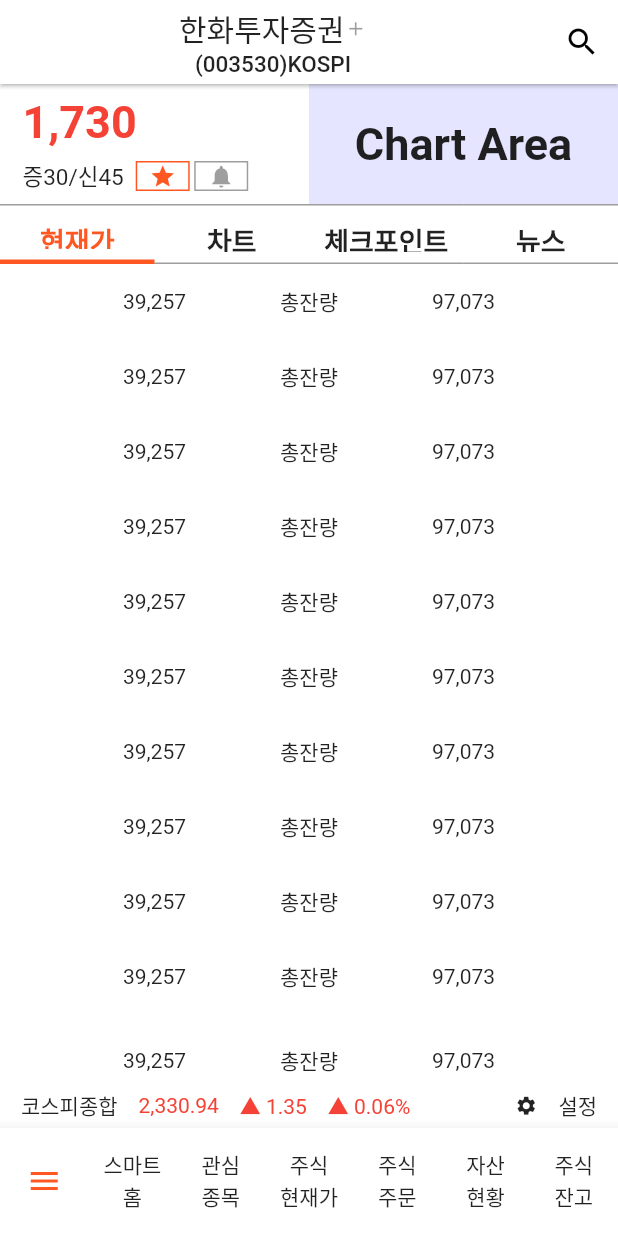
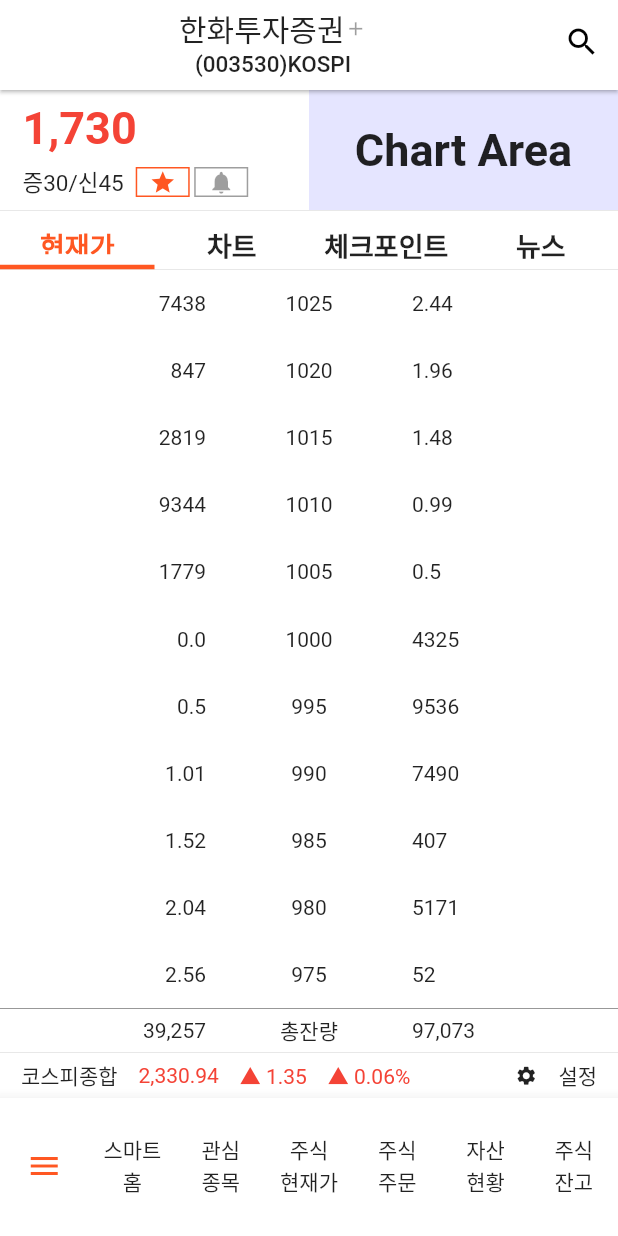
Before and after one commit to cheonbrave/smartm, a Flutter app: the screen it shows after launch, on a phone screen of 412 x 824 dp. Run offline on Flutter 3.47's test engine with Material 2 defaults, Android fonts, the phone set to English and light mode, and no system bars.

Commit message:
오오미
오오미

```diff
--- a/lib/tap_page.dart
+++ b/lib/common/tap_page.dart
@@ -1,5 +1,6 @@
 import 'package:flutter/material.dart';
-import 'package:smartm/demo_page.dart';
+import 'package:smartm/pages/demo_page.dart';
+import 'package:smartm/pages/demo_page2.dart';
 
 class TapPage extends StatefulWidget {
 
@@ -16,13 +17,13 @@ class _TapPageState extends State<TapPage> {
   int _selectedIdx = 0;
 
   List _pages = [
-    DemoPage(), // 0
-    DemoPage(), // 1
-    DemoPage(), // 2
+    DemoPage2(txt: "메뉴"), // 0
+    DemoPage2(txt: "스마트 홈"), // 1
+    DemoPage2(txt: "관심 종목"), // 2
     DemoPage(), // 3
-    DemoPage(), // 4
-    DemoPage(), // 5
-    DemoPage(), // 6
+    DemoPage2(txt: "주식 주문"), // 4
+    DemoPage2(txt: "자산 현황"), // 5
+    DemoPage2(txt: "주식 잔고"), // 6
   ];
 
   @override
@@ -34,13 +35,14 @@ class _TapPageState extends State<TapPage> {
       widget.tapIndex = null;
     }
 
-    var height = 13.0;
-
     return Scaffold(
         body: Center(
           child: _pages[_selectedIdx],
         ),
-        bottomNavigationBar: BottomNavigationBar(
+        bottomNavigationBar:
+        SizedBox(
+        height: 92,
+        child: BottomNavigationBar(
           type: BottomNavigationBarType.fixed,
           backgroundColor: Colors.white,
           showSelectedLabels: false,
@@ -87,6 +89,9 @@ class _TapPageState extends State<TapPage> {
 
           ],
         )
+        )
+
+
     );
   }
 
--- a/lib/demo_page.dart
+++ /dev/null
@@ -1,61 +0,0 @@
-import 'package:flutter/material.dart';
-import 'package:flutter/rendering.dart';
-import 'package:smartm/demo_page_body.dart';
-import 'package:smartm/demo_page_footer.dart';
-import 'package:smartm/demo_page_header.dart';
-
-class DemoPage extends StatefulWidget {
-  @override
-  _DemoPageState createState() => _DemoPageState();
-}
-
-class _DemoPageState extends State<DemoPage> {
-
-  @override
-  Widget build(BuildContext context) {
-
-    return Scaffold(
-      appBar: AppBar(
-        centerTitle: true,
-        title:Column(
-          children: <Widget>[
-            Row(
-              mainAxisAlignment: MainAxisAlignment.center,
-              children: <Widget>[
-                Text("한화투자증권", style: TextStyle(fontSize: 20.0)),
-                Icon(Icons.add, size: 15.0, color: Colors.black38,)
-              ],
-            ),
-            Text("(003530)KOSPI", style: TextStyle(fontSize: 15.0))
-          ],
-        ),
-        elevation: 1.0,
-        actions: <Widget>[
-          IconButton(
-            icon: Icon(Icons.search),
-            onPressed: (){
-            },
-          ),
-        ],
-      ),
-      body: _makeBody(),
-      backgroundColor: Colors.white,
-    );
-  }
-
-  Widget _makeBody() {
-    return Scaffold(
-      backgroundColor: Colors.white,
-      body: SafeArea( // 아이폰 노치 디자인 대응
-        child: Column(
-          crossAxisAlignment: CrossAxisAlignment.stretch,
-          children: <Widget>[
-            DemoPageHeader(),
-            DemoPageBody(),
-            DemoPageFooter()
-          ],
-        )
-      ),
-    );
-  }
-}
--- a/lib/demo_page_body.dart
+++ /dev/null
@@ -1,65 +0,0 @@
-import 'package:flutter/material.dart';
-
-class DemoPageBody extends StatefulWidget {
-  @override
-  _DemoPageBodyState createState() => _DemoPageBodyState();
-}
-
-class _DemoPageBodyState extends State<DemoPageBody> {
-
-  // 임시방편으로 5번째 인덱스부터 리스트가 보이도록 하기위한 조치
-  ScrollController _scrollController;
-  double _itemSize = 50.0;
-
-  @override
-  void initState() {
-    super.initState();
-    _scrollController = ScrollController(initialScrollOffset: _itemSize * 5);
-  }
-
-  @override
-  Widget build(BuildContext context) {
-    return Expanded(
-      child: ListView.builder(
-        controller: _scrollController,
-        itemCount: 20,
-        itemExtent: _itemSize,
-        itemBuilder: (context, index) {
-          return Row(
-            children: <Widget>[
-              Expanded(
-                flex:1,
-                child: Container(
-                  child: Text("", textAlign: TextAlign.center,),
-                ),
-              ),
-              Expanded(
-                flex:1,
-                child: Container(
-                  child: Text("39,257", textAlign: TextAlign.center,),
-                ),
-              ),
-              Expanded(
-                flex:2,
-                child: Container(
-                  child: Text("총잔량", textAlign: TextAlign.center,),
-                ),
-              ),
-              Expanded(
-                flex:1,
-                child: Container(
-                  child: Text("97,073", textAlign: TextAlign.center,),
-                ),
-              ),Expanded(
-                flex:1,
-                child: Container(
-                  child: Text("", textAlign: TextAlign.center,),
-                ),
-              ),
-            ],
-          );
-        },
-      ),
-    );
-  }
-}
--- a/lib/main.dart
+++ b/lib/main.dart
@@ -1,5 +1,5 @@
 import 'package:flutter/material.dart';
-import 'package:smartm/tap_page.dart';
+import 'package:smartm/common/tap_page.dart';
 
 void main() => runApp(MyApp());
 
--- /dev/null
+++ b/lib/pages/datas/price_info.dart
@@ -0,0 +1,21 @@
+class PriceInfo{
+  double term;   // 호가
+  double start;  // 시가
+  double top;    // 고가
+  double bottom; // 저가
+  double end;    // 종가
+
+  double top52;     // 52주 고
+  double bottom52;  // 52주 저
+  double vi;        // vi 기준
+  double vi_up;     // 상승 vi
+  double vi_down;   // 하락 vi
+  double pre_trade_amount;  // 전일 거래량
+  double pre_end;   // 전일 종가
+}
+
+class PriceRow{
+  double waitAmount;
+  double price;
+  double ratio;
+}
--- /dev/null
+++ b/lib/pages/demo_page.dart
@@ -0,0 +1,64 @@
+import 'package:flutter/material.dart';
+import 'package:flutter/rendering.dart';
+import 'package:smartm/pages/demo_page_parts/demo_page_body.dart';
+import 'package:smartm/pages/demo_page_parts/demo_page_footer.dart';
+import 'package:smartm/pages/demo_page_parts/demo_page_header.dart';
+
+class DemoPage extends StatefulWidget {
+  @override
+  _DemoPageState createState() => _DemoPageState();
+}
+
+class _DemoPageState extends State<DemoPage> {
+
+  @override
+  Widget build(BuildContext context) {
+
+    return Scaffold(
+      appBar: PreferredSize(
+        preferredSize: Size.fromHeight(60.0),
+        child: AppBar(
+          centerTitle: true,
+          title:Column(
+            children: <Widget>[
+              Row(
+                mainAxisAlignment: MainAxisAlignment.center,
+                children: <Widget>[
+                  Text("한화투자증권", style: TextStyle(fontSize: 20.0)),
+                  Icon(Icons.add, size: 15.0, color: Colors.black38,)
+                ],
+              ),
+              Text("(003530)KOSPI", style: TextStyle(fontSize: 15.0))
+            ],
+          ),
+          elevation: 1.0,
+          actions: <Widget>[
+            IconButton(
+              icon: Icon(Icons.search),
+              onPressed: (){
+              },
+            ),
+          ],
+        ),
+      ),
+      body: _makeBody(),
+      backgroundColor: Colors.white,
+    );
+  }
+
+  Widget _makeBody() {
+    return Scaffold(
+      backgroundColor: Colors.white,
+      body: SafeArea( // 아이폰 노치 디자인 대응
+        child: Column(
+          crossAxisAlignment: CrossAxisAlignment.stretch,
+          children: <Widget>[
+            DemoPageHeader(),
+            DemoPageBody(),
+            DemoPageFooter()
+          ],
+        )
+      ),
+    );
+  }
+}
--- /dev/null
+++ b/lib/pages/demo_page2.dart
@@ -0,0 +1,47 @@
+import 'package:flutter/material.dart';
+import 'package:flutter/rendering.dart';
+import 'package:smartm/pages/demo_page_parts/demo_page_body.dart';
+import 'package:smartm/pages/demo_page_parts/demo_page_footer.dart';
+import 'package:smartm/pages/demo_page_parts/demo_page_header.dart';
+
+class DemoPage2 extends StatefulWidget {
+
+  String txt; // 탭화면 인덱스 수신
+  DemoPage2({Key key, @required this.txt}) : super(key: key);
+
+  @override
+  _DemoPage2State createState() => _DemoPage2State();
+}
+
+class _DemoPage2State extends State<DemoPage2> {
+
+  @override
+  Widget build(BuildContext context) {
+
+    return Scaffold(
+      appBar: PreferredSize(
+        preferredSize: Size.fromHeight(60.0),
+        child: AppBar(
+          centerTitle: true,
+          title:Text(widget.txt, style: TextStyle(fontSize: 20.0)),
+          elevation: 1.0,
+        ),
+      ),
+      body: _makeBody(),
+      backgroundColor: Colors.white,
+    );
+  }
+
+  Widget _makeBody() {
+    return Scaffold(
+      backgroundColor: Colors.white,
+      body: SafeArea( // 아이폰 노치 디자인 대응
+        child: Container(
+          child: Center(
+            child: Text(widget.txt),
+          ),
+        )
+      ),
+    );
+  }
+}
--- /dev/null
+++ b/lib/pages/demo_page_parts/demo_page_body.dart
@@ -0,0 +1,215 @@
+import 'dart:async';
+import 'dart:math';
+
+import 'package:flutter/material.dart';
+import 'package:smartm/pages/datas/price_info.dart';
+
+class DemoPageBody extends StatefulWidget {
+  @override
+  _DemoPageBodyState createState() => _DemoPageBodyState();
+}
+
+class _DemoPageBodyState extends State<DemoPageBody> {
+
+  // 임시방편으로 5번째 인덱스부터 리스트가 보이도록 하기위한 조치
+  ScrollController _scrollController = ScrollController();
+  double _itemSize = 50.0;
+  double screen_h = 0.0;
+  double body_h = 0.0;
+
+  double currentPrice = 0; // 현재가
+
+  PriceInfo pi = PriceInfo();
+  List<PriceRow> list_up_pr = List();
+  List<PriceRow> list_down_pr = List();
+  PriceRow pr = null;
+
+  // 테스트데이터 생성을 위한 난수발생
+  Random _random = Random();
+
+  @override
+  void initState() {
+    super.initState();
+
+    /* 기본 주가정보 셋팅 (호가, 시고저종가, 52주 저가/고가, vi, 전일종가, 전일거래량*/
+    pi.term = 5;
+    pi.start = 1000;
+    pi.top = 1300;
+    pi.bottom = 700;
+    pi.end = 0;
+    pi.bottom52 = 900;
+    pi.top52 = 1100;
+    pi.vi = 1000;
+    pi.vi_down = 850;
+    pi.vi_up = 1150;
+    pi.pre_end = 1000;
+    pi.pre_trade_amount = 300000;
+
+    currentPrice = 1000;
+
+    setList();
+    demoDataLoop();
+
+    // onload개념, 화면 다 그려진다음 행할 액션 적용
+    WidgetsBinding.instance.addPostFrameCallback((_) => onload());
+  }
+
+  void onload() {
+    _scrollController.jumpTo(_itemSize * 5.0);
+    //_scrollController.animateTo(_itemSize * 5.0, duration: Duration(milliseconds: 300), curve: Curves.ease);
+
+  }
+
+  void setList(){
+
+    bool isFirst = true;
+
+    if(list_up_pr.isEmpty){
+      isFirst = true;
+    }else{
+      isFirst = false;
+    }
+
+    setState(() {
+      int idx = -1;
+      for(int i=10; i >= 1; i--){
+        idx++;
+        pr = PriceRow();
+        pr.waitAmount = _random.nextDouble() * 10000;
+        pr.waitAmount = pr.waitAmount.floorToDouble();
+        pr.price = currentPrice + (i * pi.term);
+        pr.ratio = ((currentPrice / pr.price) * 100.0) - 100.0;
+        if(pr.ratio < 0){
+          pr.ratio *= -1;
+        }
+        pr.ratio = double.parse(pr.ratio.toStringAsFixed(2));
+
+        if(isFirst){
+          list_up_pr.add(pr);
+        }else{
+          list_up_pr[idx] = pr;
+        }
+      }
+
+      idx = -1;
+      for(int i=0; i >= -9; i--){
+        idx++;
+        pr = PriceRow();
+        pr.waitAmount = _random.nextDouble() * 10000;
+        pr.waitAmount = pr.waitAmount.floorToDouble();
+        pr.price = currentPrice + (i * pi.term);
+        pr.ratio = ((currentPrice / pr.price) * 100.0) - 100.0;
+        if(pr.ratio < 0){
+          pr.ratio *= -1;
+        }
+        pr.ratio = double.parse(pr.ratio.toStringAsFixed(2));
+
+        if(isFirst){
+          list_down_pr.add(pr);
+        }else{
+          list_down_pr[idx] = pr;
+        }
+      }
+    });
+  }
+
+  void demoDataLoop(){
+    Timer(Duration(seconds: 1), () {
+      setList();
+      demoDataLoop();
+    });
+  }
+
+  @override
+  Widget build(BuildContext context) {
+
+    if(screen_h == 0.0){
+      screen_h = MediaQuery.of(context).size.height;
+      // body 높이는 스크린높이에서 앱바(60), 헤더(120), 풋터(60), 탭바(92)를 뺀 값
+      body_h = screen_h - 60.0 - 120.0 - 60.0 - 92.0;
+      _itemSize = body_h/11.0;
+    }
+
+    return Expanded(
+      child: ListView.builder(
+        controller: _scrollController,
+        itemCount: 20,
+        itemExtent: _itemSize,
+        itemBuilder: (context, index) {
+          return (index < 10 ?
+          Container(
+            child: Row(
+              children: <Widget>[
+                Expanded(
+                  flex:1,
+                  child: Container(
+                    child: Text("", textAlign: TextAlign.center,),
+                  ),
+                ),
+                Expanded(
+                  flex:1,
+                  child: Container(
+                    child: Text("${list_up_pr[index].waitAmount.toStringAsFixed(0)}", textAlign: TextAlign.right,),
+                  ),
+                ),
+                Expanded(
+                  flex:2,
+                  child: Container(
+                    child: Text("${list_up_pr[index].price.toStringAsFixed(0)}", textAlign: TextAlign.center,),
+                  ),
+                ),
+                Expanded(
+                  flex:1,
+                  child: Container(
+                    child: Text("${list_up_pr[index].ratio}", textAlign: TextAlign.left,),
+                  ),
+                ),Expanded(
+                  flex:1,
+                  child: Container(
+                    child: Text("", textAlign: TextAlign.center,),
+                  ),
+                ),
+              ],
+            ),
+          ) :
+          Container(
+            height: 200.0,
+            child: Row(
+              children: <Widget>[
+                Expanded(
+                  flex:1,
+                  child: Container(
+                    child: Text("", textAlign: TextAlign.center,),
+                  ),
+                ),
+                Expanded(
+                  flex:1,
+                  child: Container(
+                    child: Text("${list_down_pr[index-10].ratio}", textAlign: TextAlign.right,),
+                  ),
+                ),
+                Expanded(
+                  flex:2,
+                  child: Container(
+                    child: Text("${list_down_pr[index-10].price.toStringAsFixed(0)}", textAlign: TextAlign.center,),
+                  ),
+                ),
+                Expanded(
+                  flex:1,
+                  child: Container(
+                    child: Text("${list_down_pr[index-10].waitAmount.toStringAsFixed(0)}", textAlign: TextAlign.left,),
+                  ),
+                ),Expanded(
+                  flex:1,
+                  child: Container(
+                    child: Text("", textAlign: TextAlign.center,),
+                  ),
+                ),
+              ],
+            ),
+          ));
+        },
+      ),
+    );
+  }
+}
--- a/lib/demo_page_footer.dart
+++ b/lib/pages/demo_page_parts/demo_page_footer.dart
@@ -14,6 +14,12 @@ class _DemoPageFooterState extends State<DemoPageFooter> {
       child: Column(
         children: <Widget>[
           Container(
+            decoration: BoxDecoration(
+                border: Border(
+                  top: BorderSide(width: 0.5, color: Colors.black54),
+                  bottom: BorderSide(width: 0.5, color: Colors.black12),
+                )
+            ),
             height: 30.0,
             child: Row(
               mainAxisAlignment: MainAxisAlignment.spaceEvenly,
@@ -27,7 +33,7 @@ class _DemoPageFooterState extends State<DemoPageFooter> {
                 Expanded(
                   flex:1,
                   child: Container(
-                    child: Text("39,257", textAlign: TextAlign.center,),
+                    child: Text("39,257", textAlign: TextAlign.right,),
                   ),
                 ),
                 Expanded(
@@ -39,7 +45,7 @@ class _DemoPageFooterState extends State<DemoPageFooter> {
                 Expanded(
                   flex:1,
                   child: Container(
-                    child: Text("97,073", textAlign: TextAlign.center,),
+                    child: Text("97,073", textAlign: TextAlign.left,),
                   ),
                 ),Expanded(
                   flex:1,
@@ -47,7 +53,6 @@ class _DemoPageFooterState extends State<DemoPageFooter> {
                     child: Text("", textAlign: TextAlign.center,),
                   ),
                 ),
-
               ],
             ),
           ),
--- a/lib/demo_page_header.dart
+++ b/lib/pages/demo_page_parts/demo_page_header.dart
@@ -69,6 +69,12 @@ class _DemoPageHeaderState extends State<DemoPageHeader> {
           ),
           Container(
             height: 40.0,
+            decoration: BoxDecoration(
+                border: Border(
+                  top: BorderSide(width: 0.5, color: Colors.black12),
+                  bottom: BorderSide(width: 0.5, color: Colors.black12),
+                )
+            ),
             child: Row(
               mainAxisAlignment: MainAxisAlignment.spaceAround,
               children: <Widget>[
@@ -78,7 +84,6 @@ class _DemoPageHeaderState extends State<DemoPageHeader> {
                     padding: EdgeInsets.only(top:10.0, bottom: 7.0),
                     decoration: BoxDecoration(
                         border: Border(
-                          top: BorderSide(color: Colors.black38),
                           bottom: BorderSide(width: 3.0, color: Colors.deepOrange),
                         )
                     ),
@@ -92,12 +97,6 @@ class _DemoPageHeaderState extends State<DemoPageHeader> {
                   flex:1,
                   child: Container(
                     padding: EdgeInsets.only(top:10.0, bottom: 7.0),
-                    decoration: BoxDecoration(
-                        border: Border(
-                          top: BorderSide(color: Colors.black38),
-                          bottom: BorderSide(color: Colors.black38),
-                        )
-                    ),
                     child: Text("차트", textAlign: TextAlign.center, style: TextStyle(fontSize: 18.0, fontWeight: FontWeight.bold),),
                   ),
                 ),
@@ -105,12 +104,6 @@ class _DemoPageHeaderState extends State<DemoPageHeader> {
                   flex:1,
                   child: Container(
                     padding: EdgeInsets.only(top:10.0, bottom: 7.0),
-                    decoration: BoxDecoration(
-                        border: Border(
-                          top: BorderSide(color: Colors.black38),
-                          bottom: BorderSide(color: Colors.black38),
-                        )
-                    ),
                     child: Text("체크포인트", textAlign: TextAlign.center, style: TextStyle(fontSize: 18.0, fontWeight: FontWeight.bold),),
                   ),
                 ),
@@ -118,12 +111,6 @@ class _DemoPageHeaderState extends State<DemoPageHeader> {
                   flex:1,
                   child: Container(
                     padding: EdgeInsets.only(top:10.0, bottom: 7.0),
-                    decoration: BoxDecoration(
-                        border: Border(
-                          top: BorderSide(color: Colors.black38),
-                          bottom: BorderSide(color: Colors.black38),
-                        )
-                    ),
                     child: Text("뉴스", textAlign: TextAlign.center, style: TextStyle(fontSize: 18.0, fontWeight: FontWeight.bold),),
                   ),
                 ),
```
